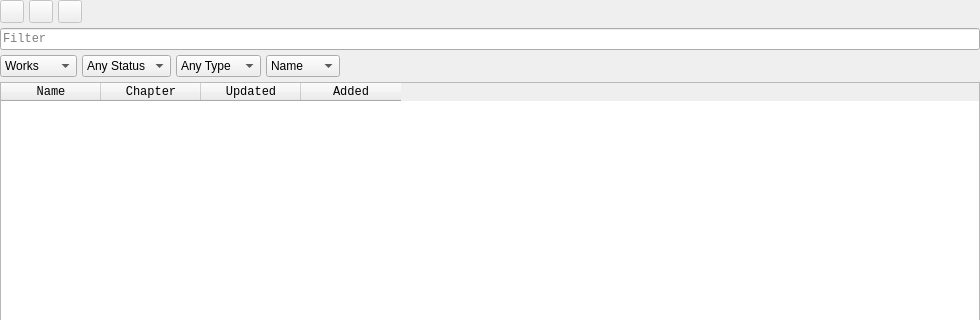
First picture: the form in Tracker-lib/src/UI/BrowsePage/BrowsePage.ui, repository NikolaRoev/Tracker, before the edit; both pictures show x 0 to 980 and y 0 to 320 of the 980 by 598 pixel window.
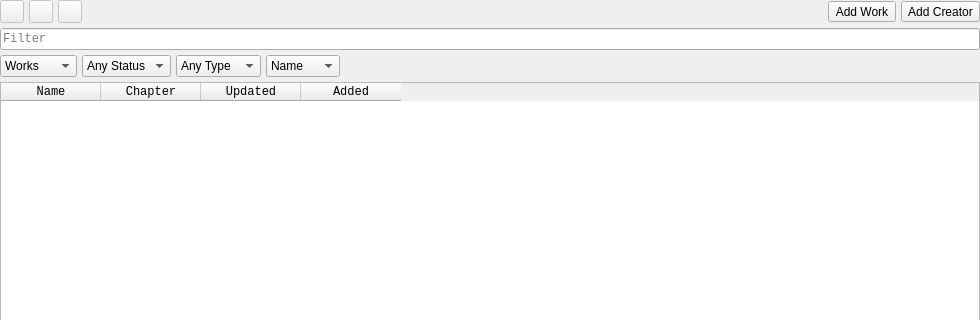
Second picture: the form after the edit. Icons and pictures are not drawn.

What changed in the file:
```diff
--- a/Tracker-lib/src/UI/BrowsePage/BrowsePage.ui
+++ b/Tracker-lib/src/UI/BrowsePage/BrowsePage.ui
@@ -30,7 +30,7 @@
     <number>0</number>
    </property>
    <item>
-    <layout class="QHBoxLayout" name="horizontalLayout_2">
+    <layout class="QHBoxLayout" name="horizontalLayout_2" stretch="0,0,0,1,0">
      <property name="spacing">
       <number>5</number>
      </property>
@@ -80,6 +80,39 @@
        </property>
       </spacer>
      </item>
+     <item>
+      <layout class="QHBoxLayout" name="horizontalLayout_3" stretch="1,1">
+       <property name="spacing">
+        <number>5</number>
+       </property>
+       <item>
+        <widget class="QToolButton" name="addWorkToolButton">
+         <property name="sizePolicy">
+          <sizepolicy hsizetype="Minimum" vsizetype="Fixed">
+           <horstretch>0</horstretch>
+           <verstretch>0</verstretch>
+          </sizepolicy>
+         </property>
+         <property name="text">
+          <string>Add Work</string>
+         </property>
+        </widget>
+       </item>
+       <item>
+        <widget class="QToolButton" name="addCreatorToolButton">
+         <property name="sizePolicy">
+          <sizepolicy hsizetype="Minimum" vsizetype="Fixed">
+           <horstretch>0</horstretch>
+           <verstretch>0</verstretch>
+          </sizepolicy>
+         </property>
+         <property name="text">
+          <string>Add Creator</string>
+         </property>
+        </widget>
+       </item>
+      </layout>
+     </item>
     </layout>
    </item>
    <item>
```
Left out of the diff: 12 changed lines with no effect on the pictures.
